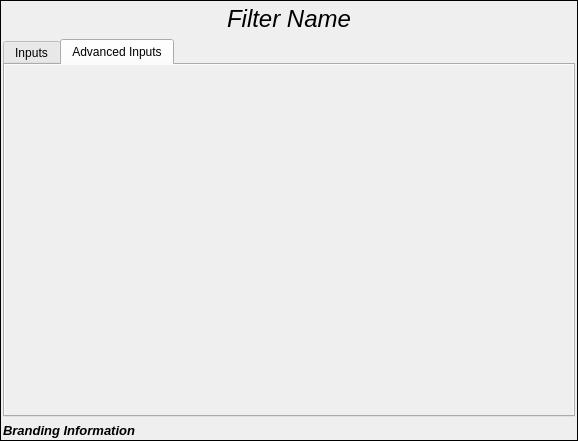
The window that Source/DREAM3DWidgetsLib/Widgets/UI_Files/FilterInputWidget.ui (BlueQuartzSoftware/DREAM3D) describes before a commit, drawn with Qt 5.
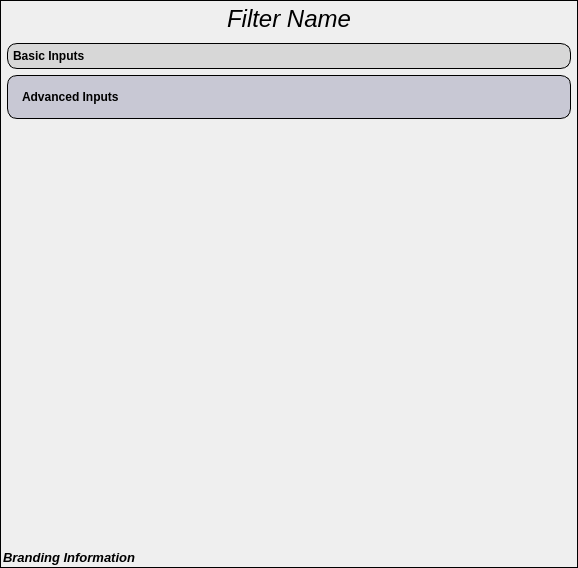
The same window after the commit. The open tabs and pages were chosen to show the change.

Commit message: Trying out new layout ideas to separate the Basic from the Advanced inputs.

```diff
--- a/Source/DREAM3DWidgetsLib/Widgets/UI_Files/FilterInputWidget.ui
+++ b/Source/DREAM3DWidgetsLib/Widgets/UI_Files/FilterInputWidget.ui
@@ -7,7 +7,7 @@
     <x>0</x>
     <y>0</y>
     <width>578</width>
-    <height>441</height>
+    <height>568</height>
    </rect>
   </property>
   <property name="windowTitle">
@@ -58,6 +58,147 @@
       <property name="bottomMargin">
        <number>2</number>
       </property>
+      <item row="1" column="0">
+       <widget class="QScrollArea" name="scrollArea">
+        <property name="frameShape">
+         <enum>QFrame::NoFrame</enum>
+        </property>
+        <property name="widgetResizable">
+         <bool>true</bool>
+        </property>
+        <widget class="QWidget" name="scrollAreaWidgetContents">
+         <property name="geometry">
+          <rect>
+           <x>0</x>
+           <y>0</y>
+           <width>572</width>
+           <height>504</height>
+          </rect>
+         </property>
+         <layout class="QVBoxLayout" name="scrollAreaVLayout">
+          <property name="margin">
+           <number>4</number>
+          </property>
+          <item>
+           <widget class="QFrame" name="basicInputsFrame">
+            <property name="styleSheet">
+             <string notr="true">QFrame#basicInputsFrame
+{
+/*	background-color: qlineargradient(spread:pad, x1:0, y1:0, x2:0, y2:1, stop:0 rgba(185, 185, 185, 255), stop:0.5 rgba(226, 226, 226, 255), stop:1 rgba(150, 150, 150, 255)); */
+	background-color: rgb(215, 215, 215);
+	border: 1px solid #000000;
+	border-radius: 10px;
+	padding: 5 5 5 5px;
+}</string>
+            </property>
+            <property name="frameShape">
+             <enum>QFrame::NoFrame</enum>
+            </property>
+            <property name="frameShadow">
+             <enum>QFrame::Plain</enum>
+            </property>
+            <layout class="QVBoxLayout" name="verticalLayout">
+             <property name="margin">
+              <number>0</number>
+             </property>
+             <item>
+              <widget class="QLabel" name="basicInputsLabel">
+               <property name="styleSheet">
+                <string notr="true">QLabel#basicInputsLabel
+{
+	font: 75 14pt &quot;Lucida Grande&quot;;
+	font-weight: bold;
+}</string>
+               </property>
+               <property name="text">
+                <string>Basic Inputs</string>
+               </property>
+              </widget>
+             </item>
+             <item>
+              <layout class="QGridLayout" name="basicInputsGrid"/>
+             </item>
+            </layout>
+           </widget>
+          </item>
+          <item>
+           <widget class="QFrame" name="advInputsFrame">
+            <property name="styleSheet">
+             <string notr="true">QFrame#advInputsFrame
+{
+/*	background-color: qlineargradient(spread:pad, x1:0, y1:0, x2:0, y2:1, stop:0 rgba(185, 185, 185, 255), stop:0.5 rgba(226, 226, 226, 255), stop:1 rgba(150, 150, 150, 255)); */
+	background-color: rgb(200, 200, 212);
+	border: 1px solid #000000;
+	border-radius: 10px;
+	padding: 5 5 5 5px;
+}</string>
+            </property>
+            <property name="frameShape">
+             <enum>QFrame::NoFrame</enum>
+            </property>
+            <property name="frameShadow">
+             <enum>QFrame::Plain</enum>
+            </property>
+            <layout class="QVBoxLayout" name="verticalLayout_3">
+             <item>
+              <widget class="QLabel" name="advInputsLabel">
+               <property name="styleSheet">
+                <string notr="true">QLabel#advInputsLabel
+{
+	font: 75 14pt &quot;Lucida Grande&quot;;
+	font-weight: bold;
+}</string>
+               </property>
+               <property name="text">
+                <string>Advanced Inputs</string>
+               </property>
+              </widget>
+             </item>
+             <item>
+              <layout class="QGridLayout" name="advInputsGrid"/>
+             </item>
+            </layout>
+           </widget>
+          </item>
+          <item>
+           <spacer name="verticalSpacer">
+            <property name="orientation">
+             <enum>Qt::Vertical</enum>
+            </property>
+            <property name="sizeHint" stdset="0">
+             <size>
+              <width>20</width>
+              <height>40</height>
+             </size>
+            </property>
+           </spacer>
+          </item>
+         </layout>
+        </widget>
+       </widget>
+      </item>
+      <item row="2" column="0">
+       <widget class="QLabel" name="brandingLabel">
+        <property name="font">
+         <font>
+          <family>Arial</family>
+          <pointsize>10</pointsize>
+          <weight>75</weight>
+          <italic>true</italic>
+          <bold>true</bold>
+         </font>
+        </property>
+        <property name="styleSheet">
+         <string notr="true">QLabel{
+	font: 75 italic 10pt &quot;Arial&quot;;
+font-weight: bold;
+}</string>
+        </property>
+        <property name="text">
+         <string>Branding Information</string>
+        </property>
+       </widget>
+      </item>
       <item row="0" column="0">
        <layout class="QHBoxLayout" name="horizontalLayout">
         <property name="topMargin">
@@ -90,114 +231,6 @@
         </item>
        </layout>
       </item>
-      <item row="1" column="0">
-       <widget class="QTabWidget" name="filterInputTabWidget">
-        <property name="currentIndex">
-         <number>0</number>
-        </property>
-        <widget class="QWidget" name="basicInputs">
-         <attribute name="title">
-          <string>Inputs</string>
-         </attribute>
-         <layout class="QGridLayout" name="gridLayout_2">
-          <property name="leftMargin">
-           <number>0</number>
-          </property>
-          <property name="topMargin">
-           <number>0</number>
-          </property>
-          <property name="rightMargin">
-           <number>0</number>
-          </property>
-          <property name="bottomMargin">
-           <number>0</number>
-          </property>
-          <item row="0" column="0">
-           <widget class="QScrollArea" name="scrollArea">
-            <property name="frameShape">
-             <enum>QFrame::NoFrame</enum>
-            </property>
-            <property name="widgetResizable">
-             <bool>true</bool>
-            </property>
-            <widget class="QWidget" name="basicInputsScrollWidget">
-             <property name="geometry">
-              <rect>
-               <x>0</x>
-               <y>0</y>
-               <width>566</width>
-               <height>342</height>
-              </rect>
-             </property>
-             <layout class="QVBoxLayout" name="verticalLayout"/>
-            </widget>
-           </widget>
-          </item>
-         </layout>
-        </widget>
-        <widget class="QWidget" name="advancedInputs">
-         <attribute name="title">
-          <string>Advanced Inputs</string>
-         </attribute>
-         <layout class="QGridLayout" name="widgetLayout">
-          <property name="leftMargin">
-           <number>0</number>
-          </property>
-          <property name="topMargin">
-           <number>0</number>
-          </property>
-          <property name="rightMargin">
-           <number>0</number>
-          </property>
-          <property name="bottomMargin">
-           <number>0</number>
-          </property>
-          <item row="0" column="0">
-           <widget class="QScrollArea" name="advScrollArea">
-            <property name="frameShape">
-             <enum>QFrame::NoFrame</enum>
-            </property>
-            <property name="widgetResizable">
-             <bool>true</bool>
-            </property>
-            <widget class="QWidget" name="advInputsScrollWidget">
-             <property name="geometry">
-              <rect>
-               <x>0</x>
-               <y>0</y>
-               <width>566</width>
-               <height>342</height>
-              </rect>
-             </property>
-            </widget>
-           </widget>
-          </item>
-         </layout>
-        </widget>
-       </widget>
-      </item>
-      <item row="2" column="0">
-       <widget class="QLabel" name="brandingLabel">
-        <property name="font">
-         <font>
-          <family>Arial</family>
-          <pointsize>10</pointsize>
-          <weight>75</weight>
-          <italic>true</italic>
-          <bold>true</bold>
-         </font>
-        </property>
-        <property name="styleSheet">
-         <string notr="true">QLabel{
-	font: 75 italic 10pt &quot;Arial&quot;;
-font-weight: bold;
-}</string>
-        </property>
-        <property name="text">
-         <string>Branding Information</string>
-        </property>
-       </widget>
-      </item>
      </layout>
     </widget>
    </item>
```
Left out of the diff: 11 changed lines with no effect on the pictures. The commit also changes 2 other files.
